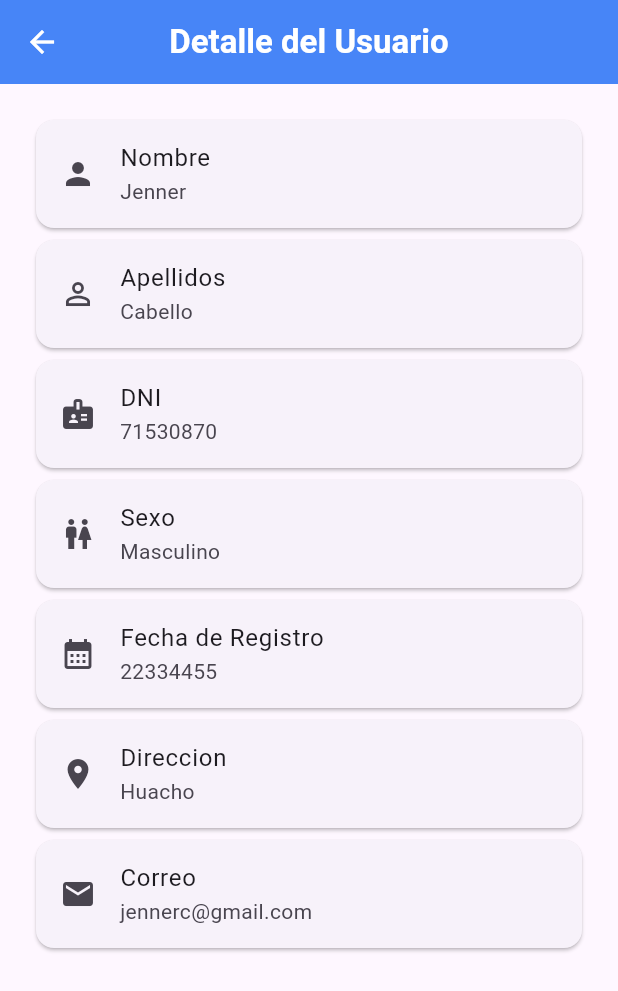
After one commit to JnerDestCA/ejemplo01M2, a Flutter app: the UserPage screen opened directly, after a tap on the "visibility" icon, on a phone screen of 412 x 824 dp. The commit adds this screen. Shown: the top 991 px of the screen. Run offline on Flutter 3.47's test engine with Material 3 defaults, Android fonts, the phone set to English and light mode, and no system bars; our stand-ins replace flutter_bloc, sqflite; accounts and stored records are empty.

Commit message:
feat(delete): delete usuario
delete usuario

```diff
--- a/lib/database/database_helper.dart
+++ b/lib/database/database_helper.dart
@@ -121,4 +121,9 @@ class DatabaseHelper {
       whereArgs: [user.id],
     );
   }
+
+  Future<int> deleteUser(int id) async {
+    final db = await database;
+    return await db.delete('users', where: 'id=?', whereArgs: [id]);
+  }
 }
--- /dev/null
+++ b/lib/pages_Sqlite/user_detail_page.dart
@@ -0,0 +1,62 @@
+import 'package:flutter/material.dart';
+
+import '../models/users_model.dart';
+
+class UserDetailPage extends StatelessWidget {
+  final UsersModel user;
+  const UserDetailPage({super.key, required this.user});
+
+  Widget item({
+    required IconData icon,
+    required String title,
+    required String value,
+  }) {
+    return Card(
+      child: ListTile(
+        leading: Icon(icon),
+        title: Text(title),
+        subtitle: Text(value),
+      ),
+    );
+  }
+
+  @override
+  Widget build(BuildContext context) {
+    return Scaffold(
+      appBar: AppBar(
+        title: const Text(
+          "Detalle del Usuario",
+          style: TextStyle(color: Colors.white, fontWeight: FontWeight.bold),
+        ),
+        backgroundColor: Colors.blueAccent,
+        iconTheme: const IconThemeData(color: Colors.white),
+        centerTitle: true,
+        elevation: 4,
+      ),
+      body: ListView(
+        padding: const EdgeInsets.all(20),
+        children: [
+          item(icon: Icons.person, title: 'Nombre', value: user.nombres),
+          item(
+            icon: Icons.person_outline,
+            title: 'Apellidos',
+            value: user.apellidos,
+          ),
+          item(icon: Icons.badge, title: 'DNI', value: user.dni),
+          item(icon: Icons.wc, title: 'Sexo', value: user.sexo),
+          item(
+            icon: Icons.calendar_month,
+            title: 'Fecha de Registro',
+            value: user.registro,
+          ),
+          item(
+            icon: Icons.location_on,
+            title: 'Direccion',
+            value: user.direccion,
+          ),
+          item(icon: Icons.email, title: 'Correo', value: user.email),
+        ],
+      ),
+    );
+  }
+}
--- a/lib/repository/user_repository.dart
+++ b/lib/repository/user_repository.dart
@@ -25,4 +25,9 @@ class UserRepository {
     //Guardamos el usuario en SQLite
     return _databaseHelper.updateuser(user);
   }
+
+  Future<int> deleteUser(int id) async {
+    //Guardamos el usuario en SQLite
+    return _databaseHelper.deleteUser(id);
+  }
 }
--- a/lib/user_Sqlite/user_event.dart
+++ b/lib/user_Sqlite/user_event.dart
@@ -9,3 +9,8 @@ class UpdateUserEvent extends UserEvent {
   final UsersModel user;
   UpdateUserEvent(this.user);
 }
+
+class DeleteUserEvent extends UserEvent {
+  final int id;
+  DeleteUserEvent(this.id);
+}
--- a/lib/user_Sqlite/user_page.dart
+++ b/lib/user_Sqlite/user_page.dart
@@ -1,3 +1,4 @@
+import 'package:ejemplo01/pages_Sqlite/user_detail_page.dart';
 import 'package:ejemplo01/user_Sqlite/user_edit_page.dart';
 import 'package:flutter/material.dart';
 import 'package:flutter_bloc/flutter_bloc.dart';
@@ -51,8 +52,24 @@ class _UserPageState extends State<UserPage> {
                     title: Text('${user.nombres} ${user.apellidos}'),
                     subtitle: Text('DNI:${user.dni}\nCorreo:${user.email}'),
                     isThreeLine: true,
-                    trailing: IconButton(
-                      icon: const Icon(Icons.edit, color: Colors.blueAccent),
+                    trailing: Row(
+                      mainAxisSize: MainAxisSize.min,
+                      children: [
+                        IconButton(
+                          onPressed: () {
+                            Navigator.push(
+                              context,
+                              MaterialPageRoute(
+                                builder: (_) => UserDetailPage(user: user),
+                              ),
+                            );
+                          },
+                          icon: const Icon(
+                            Icons.visibility,
+                            color: Colors.green,
+                          ),
+                        ),
+                        IconButton(
                           onPressed: () async {
                             final result = await Navigator.push(
                               context,
@@ -64,6 +81,43 @@ class _UserPageState extends State<UserPage> {
                               context.read<UserBloc>().add(LoadUsersEvent());
                             }
                           },
+                          icon: const Icon(
+                            Icons.edit,
+                            color: Colors.blueAccent,
+                          ),
+                        ),
+                        IconButton(
+                          onPressed: () {
+                            showDialog(
+                              context: context,
+                              builder: (_) => AlertDialog(
+                                title: const Text('Eliminar usuario'),
+                                content: const Text(
+                                  'Seguro que quieres eliminar este usuario?',
+                                ),
+                                actions: [
+                                  TextButton(
+                                    onPressed: () {
+                                      Navigator.pop(context);
+                                    },
+                                    child: const Text('Cancelar'),
+                                  ),
+                                  ElevatedButton(
+                                    onPressed: () {
+                                      Navigator.pop(context);
+                                      context.read<UserBloc>().add(
+                                        DeleteUserEvent(user.id!),
+                                      );
+                                    },
+                                    child: const Text('Eliminar'),
+                                  ),
+                                ],
+                              ),
+                            );
+                          },
+                          icon: const Icon(Icons.delete, color: Colors.red),
+                        ),
+                      ],
                     ),
                   ),
                 );
```
Also changed, not shown: lib/user_Sqlite/user_bloc.dart (+10 -0 lines). Lines whose indentation alone changed are shown as unchanged.
